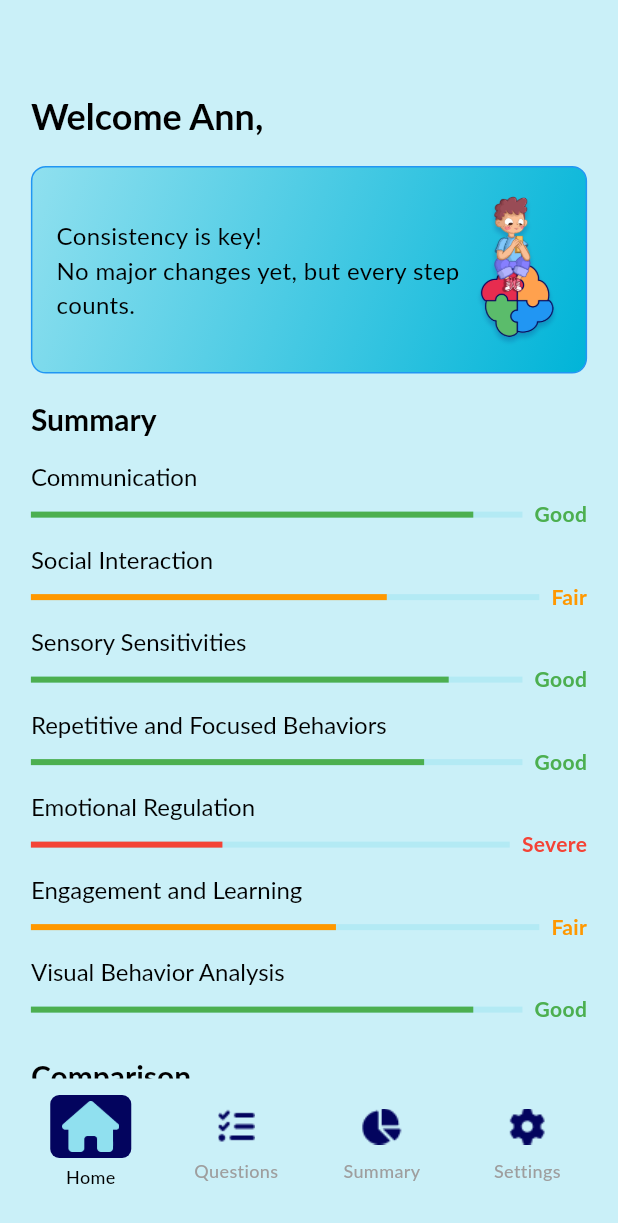
After one commit to thelllmike/asd_detection_flutter, a Flutter app: the screen it shows after launch, on a phone screen of 412 x 824 dp. The commit adds this screen. Shown: the top 1223 px of the screen. Run offline on Flutter 3.47's test engine with Material 3 defaults, Android fonts, the phone set to English and light mode, and no system bars; Roboto replaces fonts that are missing (Lato).

Commit message:
add progress summery screen

```diff
--- /dev/null
+++ b/lib/Widget/bottom_navigation.dart
@@ -0,0 +1,91 @@
+import 'package:asd_detection_flutter/theme/colors.dart';
+import 'package:flutter/material.dart';
+
+class BottomNavigationBarWidget extends StatefulWidget {
+  const BottomNavigationBarWidget({super.key});
+
+  @override
+  _BottomNavigationBarWidgetState createState() => _BottomNavigationBarWidgetState();
+}
+
+class _BottomNavigationBarWidgetState extends State<BottomNavigationBarWidget> {
+  int _selectedIndex = 0;
+
+  final List<String> _icons = [
+    'assets/images/home.png',
+    'assets/images/questions.png',
+    'assets/images/summary.png',
+    'assets/images/setting.png',
+  ];
+
+  final List<String> _selectedIcons = [
+    'assets/images/homeafterclick.png',
+    'assets/images/questionsafterclick.png',
+    'assets/images/summaryafterclick.png',
+    'assets/images/settingafterclick.png',
+  ];
+
+  final List<String> _labels = [
+    'Home',
+    'Questions',
+    'Summary',
+    'Settings',
+  ];
+
+  void _onItemTapped(int index) {
+    setState(() {
+      _selectedIndex = index;
+    });
+  }
+
+  @override
+  Widget build(BuildContext context) {
+    return Container(
+      decoration: BoxDecoration(
+        color: AppColors.backgroundColor,
+        borderRadius: BorderRadius.circular(6),
+      ),
+      padding: const EdgeInsets.symmetric(vertical: 4, horizontal: 12),
+      child: BottomNavigationBar(
+        items: List.generate(4, (index) {
+          return BottomNavigationBarItem(
+            icon: Column(
+              mainAxisSize: MainAxisSize.min,
+              children: [
+                Container(
+                  width: _selectedIndex == index ? 54 : 42,
+                  height: _selectedIndex == index ? 42 : 34,
+                  decoration: BoxDecoration(
+                    color: _selectedIndex == index ? const Color(0xFF03045E) : Colors.transparent,
+                    borderRadius: BorderRadius.circular(6),
+                  ),
+                  padding: const EdgeInsets.all(4),
+                  child: Image.asset(
+                    _selectedIndex == index ? _selectedIcons[index] : _icons[index],
+                    width: 20,
+                    height: 20,
+                  ),
+                ),
+                const SizedBox(height: 4), // Space between icon and text
+                Text(
+                  _labels[index],
+                  style: TextStyle(
+                    fontSize: 12,
+                    fontWeight: FontWeight.w500,
+                    color: _selectedIndex == index ? Colors.black : Colors.grey,
+                  ),
+                ),
+              ],
+            ),
+            label: '',
+          );
+        }),
+        currentIndex: _selectedIndex,
+        onTap: _onItemTapped,
+        type: BottomNavigationBarType.fixed,
+        backgroundColor: Colors.transparent,
+        elevation: 0,
+      ),
+    );
+  }
+}
--- /dev/null
+++ b/lib/screens/ProgressSummaryScreen.dart
@@ -0,0 +1,125 @@
+import 'package:flutter/material.dart';
+import 'package:asd_detection_flutter/Widget/bottom_navigation.dart';
+import 'package:asd_detection_flutter/theme/theme.dart';
+import 'package:asd_detection_flutter/theme/colors.dart';
+
+class ProgressSummaryScreen extends StatelessWidget {
+  const ProgressSummaryScreen({super.key});
+
+  @override
+  Widget build(BuildContext context) {
+    double screenWidth = MediaQuery.of(context).size.width;
+
+    return Scaffold(
+      backgroundColor: AppColors.backgroundColor,
+      body: SingleChildScrollView(
+        child: Padding(
+          padding: EdgeInsets.all(screenWidth * 0.05), // Responsive padding
+          child: Column(
+            crossAxisAlignment: CrossAxisAlignment.start,
+            children: [
+              const SizedBox(height: 40),
+              Text(
+                'Welcome Ann,',
+                style: textStyle.copyWith(fontSize: 24, fontWeight: FontWeight.bold),
+              ),
+              const SizedBox(height: 16),
+              Container(
+                padding: const EdgeInsets.all(16.0),
+                decoration: BoxDecoration(
+                  border: Border.all(width: 1, color: AppColors.borderColor),
+                  borderRadius: BorderRadius.circular(10),
+                  gradient: const LinearGradient(
+                    colors: [AppColors.secondaryColor, AppColors.primaryColor],
+                    begin: Alignment.topLeft,
+                    end: Alignment.bottomRight,
+                  ),
+                ),
+                child: Row(
+                  mainAxisAlignment: MainAxisAlignment.spaceBetween,
+                  children: [
+                    const Expanded(
+                      child: Text(
+                        'Consistency is key!\nNo major changes yet, but every step counts.',
+                        style: TextStyle(fontSize: 16, color: AppColors.textColor),
+                      ),
+                    ),
+                    Image.asset('assets/images/asd.png', width: 60),
+                  ],
+                ),
+              ),
+              const SizedBox(height: 16),
+              Text('Summary', style: textStyle.copyWith(fontSize: 20, fontWeight: FontWeight.bold)),
+              const SizedBox(height: 8),
+              _buildProgressBar('Communication', Colors.green, 'Good', 0.9),
+              _buildProgressBar('Social Interaction', Colors.orange, 'Fair', 0.7),
+              _buildProgressBar('Sensory Sensitivities', Colors.green, 'Good', 0.85),
+              _buildProgressBar('Repetitive and Focused Behaviors', Colors.green, 'Good', 0.8),
+              _buildProgressBar('Emotional Regulation', Colors.red, 'Severe', 0.4),
+              _buildProgressBar('Engagement and Learning', Colors.orange, 'Fair', 0.6),
+              _buildProgressBar('Visual Behavior Analysis', Colors.green, 'Good', 0.9),
+              const SizedBox(height: 16),
+              Text('Comparison', style: textStyle.copyWith(fontSize: 20, fontWeight: FontWeight.bold)),
+              const SizedBox(height: 8),
+              _buildComparisonRow('Communication', 10, Colors.green),
+              _buildComparisonRow('Social Interaction', 5, Colors.green),
+              _buildComparisonRow('Sensory Sensitivities', -4, Colors.red),
+              _buildComparisonRow('Repetitive and Focused Behaviors', 1, Colors.green),
+              _buildComparisonRow('Emotional Regulation', 7, Colors.green),
+            ],
+          ),
+        ),
+      ),
+      bottomNavigationBar: const BottomNavigationBarWidget(),
+    );
+  }
+
+  Widget _buildProgressBar(String title, Color color, String label, double value) {
+    return Padding(
+      padding: const EdgeInsets.symmetric(vertical: 4.0),
+      child: Column(
+        crossAxisAlignment: CrossAxisAlignment.start,
+        children: [
+          Text(title, style: textStyle.copyWith(fontSize: 16)),
+          const SizedBox(height: 4),
+          Row(
+            children: [
+              Expanded(
+                child: LinearProgressIndicator(
+                  value: value,
+                  backgroundColor: AppColors.secondaryColor.withOpacity(0.4),
+                  color: color,
+                ),
+              ),
+              const SizedBox(width: 8),
+              Text(label, style: TextStyle(color: color, fontWeight: FontWeight.bold)),
+            ],
+          ),
+        ],
+      ),
+    );
+  }
+
+  Widget _buildComparisonRow(String title, int change, Color color) {
+    return Padding(
+      padding: const EdgeInsets.symmetric(vertical: 4.0),
+      child: Row(
+        mainAxisAlignment: MainAxisAlignment.spaceBetween,
+        children: [
+          Expanded(
+            child: LinearProgressIndicator(
+              value: 0.6,
+              backgroundColor: AppColors.secondaryColor.withOpacity(0.4),
+              color: color,
+            ),
+          ),
+          const SizedBox(width: 8),
+          Text(
+            '${change > 0 ? '+' : ''}$change%',
+            style: TextStyle(color: color, fontWeight: FontWeight.bold),
+          ),
+        ],
+      ),
+    );
+  }
+}
--- a/lib/screens/splash_screen.dart
+++ b/lib/screens/splash_screen.dart
@@ -1,5 +1,6 @@
-import 'package:asd_detection_flutter/screens/home_screen.dart';
+import 'package:asd_detection_flutter/screens/ProgressSummaryScreen.dart';
 import 'package:asd_detection_flutter/theme/theme.dart';
+import 'package:asd_detection_flutter/theme/colors.dart';
 import 'package:flutter/material.dart';
 import 'dart:async';
 
@@ -16,34 +17,43 @@ class _SplashScreenState extends State<SplashScreen> {
     super.initState();
     Timer(const Duration(seconds: 3), () {
       Navigator.of(context).pushReplacement(
-        MaterialPageRoute(builder: (context) => const HomeScreen()),
+        PageRouteBuilder(
+          pageBuilder: (context, animation, secondaryAnimation) => const ProgressSummaryScreen(),
+          transitionsBuilder: (context, animation, secondaryAnimation, child) {
+            return FadeTransition(opacity: animation, child: child);
+          },
+        ),
       );
     });
   }
 
   @override
   Widget build(BuildContext context) {
+    double screenWidth = MediaQuery.of(context).size.width;
+    double screenHeight = MediaQuery.of(context).size.height;
+
     return Scaffold(
-      backgroundColor: backgroundColor,
-      body: LayoutBuilder(
-        builder: (context, constraints) {
-          return Column(
+      backgroundColor: AppColors.backgroundColor,
+      body: Column(
         mainAxisAlignment: MainAxisAlignment.center,
         children: [
           Expanded(
             child: Center(
-                  child: Image.asset('assets/images/logo.png', width: constraints.maxWidth * 0.3),
+              child: Image.asset(
+                'assets/images/logo.png',
+                width: screenWidth * 0.35, // Adjusted for better responsiveness
+              ),
             ),
           ),
           Padding(
-                padding: EdgeInsets.only(bottom: constraints.maxHeight * 0.05),
+            padding: EdgeInsets.only(bottom: screenHeight * 0.05),
             child: Column(
               mainAxisSize: MainAxisSize.min,
               children: [
                 const CircularProgressIndicator(
                   strokeWidth: 3,
-                      color: loadingColor,
-                      valueColor: AlwaysStoppedAnimation<Color>(loadingColor),
+                  color: AppColors.darkBlue,
+                  valueColor: AlwaysStoppedAnimation<Color>(AppColors.darkBlue),
                   strokeCap: StrokeCap.round,
                 ),
                 const SizedBox(height: 10),
@@ -55,8 +65,6 @@ class _SplashScreenState extends State<SplashScreen> {
             ),
           ),
         ],
-          );
-        },
       ),
     );
   }
--- /dev/null
+++ b/lib/theme/colors.dart
@@ -0,0 +1,10 @@
+import 'package:flutter/material.dart';
+
+class AppColors {
+  static const Color backgroundColor = Color(0xFFCAF0F8);
+  static const Color primaryColor = Color(0xFF00B4D8);
+  static const Color secondaryColor = Color(0xFF90E0EF);
+  static const Color darkBlue = Color(0xFF03045E);
+  static const Color textColor = Colors.black;
+  static const Color borderColor = Colors.blue;
+}
--- a/lib/theme/theme.dart
+++ b/lib/theme/theme.dart
@@ -1,13 +1,12 @@
 import 'package:flutter/material.dart';
-
-const Color backgroundColor = Color(0xFFCAF0F8);
-const Color loadingColor = Color(0xFF03045E);
+import 'colors.dart';
 
 const TextStyle textStyle = TextStyle(
   fontFamily: 'Lato',
   fontWeight: FontWeight.w400,
   fontSize: 24,
   letterSpacing: 0,
+  color: AppColors.textColor,
 );
 
 const TextStyle loadingTextStyle = TextStyle(
@@ -15,10 +14,11 @@ const TextStyle loadingTextStyle = TextStyle(
   fontWeight: FontWeight.w400,
   fontSize: 24,
   letterSpacing: 0,
-  color: loadingColor,
+  color: AppColors.darkBlue,
 );
 
 final ThemeData appTheme = ThemeData(
   primarySwatch: Colors.blue,
   fontFamily: 'Lato',
+  scaffoldBackgroundColor: AppColors.backgroundColor,
 );
```
Also changed, not shown: pubspec.yaml (+12 -0 lines), assets/images/asd.png (added), assets/images/down.png (added), assets/images/home.png (added), assets/images/homeafterclick.png (added), assets/images/questions.png (added), assets/images/questionsafterclick.png (added), assets/images/setting.png (added), assets/images/settingafterclick.png (added), assets/images/summary.png (added), assets/images/summaryafterclick.png (added), assets/images/up.png (added). Lines whose indentation alone changed are shown as unchanged.
